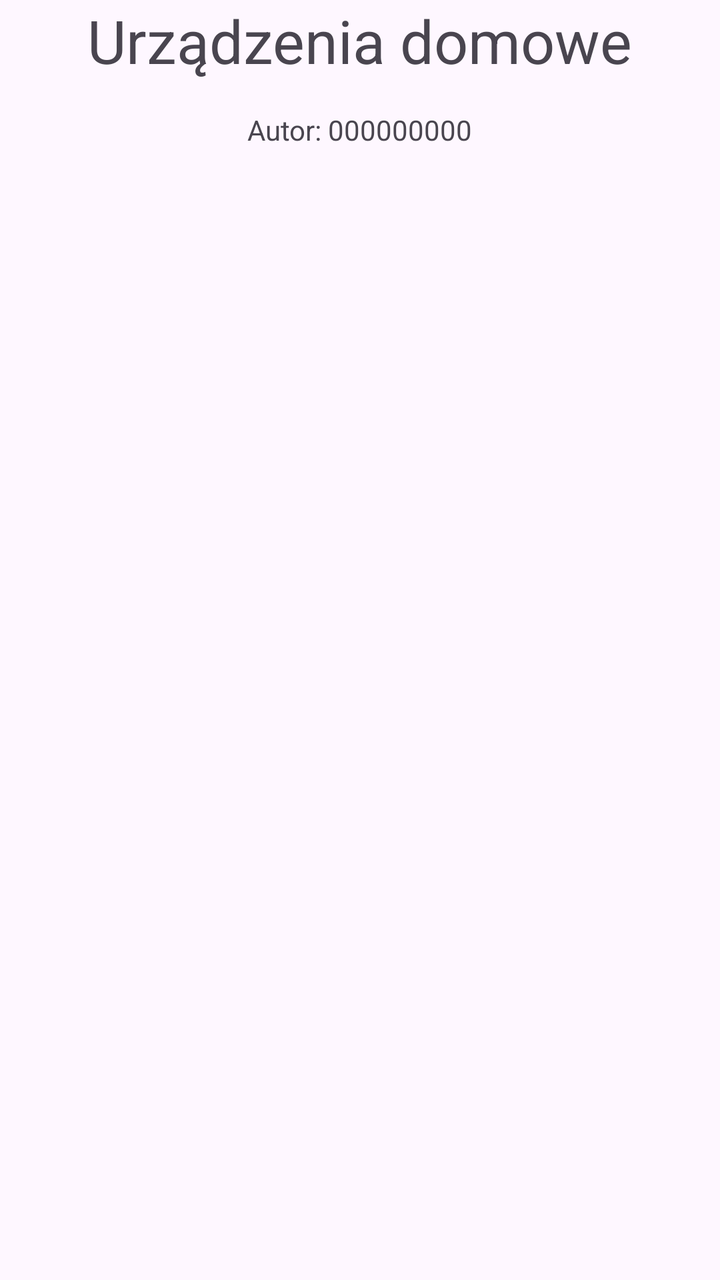
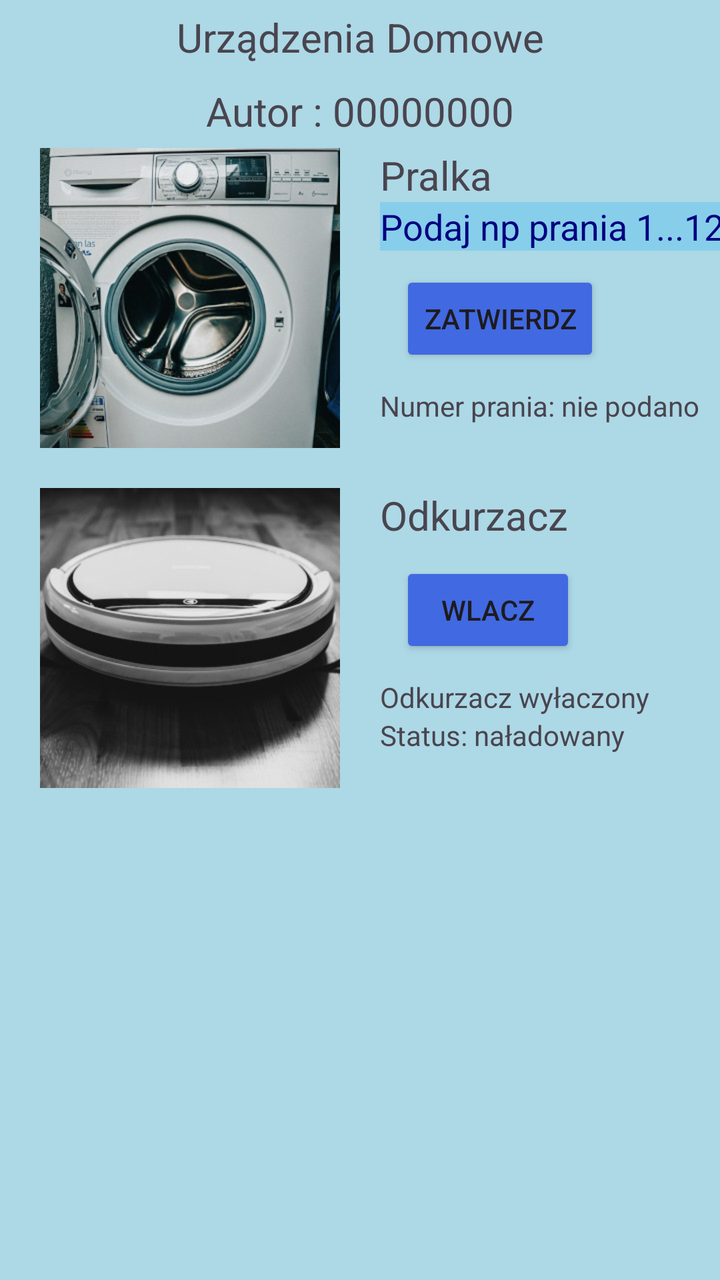

Two renders of the same Android screen: before a commit and after it. Below are the layout's source before the change and the commit's diff.
<!-- AndroidManifest.xml: application theme Theme.KamilPoplawski4pt -->
<!-- res/layout/activity_main.xml -->
<?xml version="1.0" encoding="utf-8"?>
<androidx.constraintlayout.widget.ConstraintLayout xmlns:android="http://schemas.android.com/apk/res/android"
    xmlns:app="http://schemas.android.com/apk/res-auto"
    xmlns:tools="http://schemas.android.com/tools"
    android:id="@+id/main"
    android:layout_width="match_parent"
    android:layout_height="match_parent"
    tools:context=".MainActivity">

    <LinearLayout
        android:layout_width="match_parent"
        android:layout_height="match_parent"
        android:orientation="vertical"
        >

        <TextView
            android:id="@+id/textView3"
            android:layout_width="wrap_content"
            android:layout_height="wrap_content"
            android:layout_gravity="center"
            android:text="Urządzenia domowe"
            android:textSize="30dp" />

        <TextView
            android:id="@+id/textView4"
            android:layout_width="wrap_content"
            android:layout_height="wrap_content"
            android:layout_gravity="center"
            android:layout_marginTop="15sp"
            android:text="Autor: 000000000" />

        <LinearLayout
            android:layout_width="match_parent"
            android:layout_height="wrap_content"
            android:orientation="horizontal"></LinearLayout>

    </LinearLayout>
</androidx.constraintlayout.widget.ConstraintLayout>
<!-- resources referenced by this layout -->
<resources>
  <style name="Theme.KamilPoplawski4pt" parent="Base.Theme.KamilPoplawski4pt" />
  <style name="Base.Theme.KamilPoplawski4pt" parent="Theme.Material3.DayNight.NoActionBar">
          
          
      </style>
</resources>

<!-- the commit's change to res/layout/activity_main.xml (unified diff, before → after) -->
@@ -5,34 +5,145 @@
     android:id="@+id/main"
     android:layout_width="match_parent"
     android:layout_height="match_parent"
+    android:background="#ADD8E6"
     tools:context=".MainActivity">
 
     <LinearLayout
         android:layout_width="match_parent"
-        android:layout_height="match_parent"
+        android:layout_height="wrap_content"
         android:orientation="vertical"
-        >
+        app:layout_constraintTop_toTopOf="parent">
 
         <TextView
-            android:id="@+id/textView3"
-            android:layout_width="wrap_content"
+            android:id="@+id/tvTitle"
+            android:layout_width="match_parent"
             android:layout_height="wrap_content"
-            android:layout_gravity="center"
-            android:text="Urządzenia domowe"
-            android:textSize="30dp" />
+            android:layout_margin="5dp"
+            android:gravity="center"
+            android:textSize="20sp"
+            android:text="Urządzenia Domowe" />
 
         <TextView
-            android:id="@+id/textView4"
-            android:layout_width="wrap_content"
+            android:id="@+id/tvAutor"
+            android:layout_width="match_parent"
             android:layout_height="wrap_content"
-            android:layout_gravity="center"
-            android:layout_marginTop="15sp"
-            android:text="Autor: 000000000" />
+            android:layout_margin="5dp"
+            android:gravity="center"
+            android:textSize="20sp"
+            android:text="Autor : 00000000" />
 
         <LinearLayout
             android:layout_width="match_parent"
             android:layout_height="wrap_content"
-            android:orientation="horizontal"></LinearLayout>
+            android:orientation="horizontal">
+
+            <ImageView
+                android:id="@+id/imgVPralka"
+                android:layout_width="wrap_content"
+                android:layout_height="150dp"
+                android:layout_marginLeft="20dp"
+                android:layout_marginRight="20dp"
+                android:layout_marginBottom="20dp"
+                android:layout_marginTop="0dp"
+                android:adjustViewBounds="true"
+                app:srcCompat="@drawable/pralka" />
+
+            <LinearLayout
+                android:layout_width="match_parent"
+                android:layout_height="wrap_content"
+                android:layout_weight="1"
+                android:orientation="vertical">
+
+                <TextView
+                    android:id="@+id/tvPralka"
+                    android:layout_width="wrap_content"
+                    android:layout_height="wrap_content"
+                    android:textSize="20sp"
+                    android:text="Pralka" />
+
+                <EditText
+                    android:id="@+id/eTPralka"
+                    android:layout_width="match_parent"
+                    android:layout_height="wrap_content"
+                    android:background="#87CEEB"
+                    android:textColor="#000080"
+                    android:textColorHint="#000080"
+                    android:hint="Podaj np prania 1...12"
+                    android:inputType="text"
+                    android:text="" />
+
+                <Button
+                    android:id="@+id/btnPralka"
+                    android:layout_width="wrap_content"
+                    android:layout_height="wrap_content"
+                    android:layout_margin="10dp"
+                    android:backgroundTint="#4169E1"
+                    android:text="Zatwierdz"
+                    />
+
+                <TextView
+                    android:id="@+id/tvNumber"
+                    android:layout_width="wrap_content"
+                    android:layout_height="wrap_content"
+                    android:text="Numer prania: nie podano" />
+            </LinearLayout>
+
+        </LinearLayout>
+
+        <LinearLayout
+            android:layout_width="match_parent"
+            android:layout_height="wrap_content"
+            android:orientation="horizontal">
+
+            <ImageView
+                android:id="@+id/imgVOdkurzacz"
+                android:layout_width="wrap_content"
+                android:layout_height="150dp"
+                android:layout_marginLeft="20dp"
+                android:layout_marginRight="20dp"
+                android:layout_marginBottom="20dp"
+                android:layout_marginTop="0dp"
+                android:adjustViewBounds="true"
+                app:srcCompat="@drawable/odkurzacz" />
+
+            <LinearLayout
+                android:layout_width="match_parent"
+                android:layout_height="wrap_content"
+                android:layout_weight="1"
+                android:orientation="vertical">
+
+                <TextView
+                    android:id="@+id/tVOdkurzaczTitle"
+                    android:layout_width="wrap_content"
+                    android:layout_height="wrap_content"
+                    android:textSize="20sp"
+                    android:text="Odkurzacz" />
+
+                <Button
+                    android:id="@+id/btnWlacz"
+                    android:layout_width="wrap_content"
+                    android:layout_height="wrap_content"
+                    android:layout_margin="10dp"
+                    android:backgroundTint="#4169E1"
+                    android:text="Wlacz" />
+
+                <TextView
+                    android:id="@+id/tVOdkurzaczStatus"
+                    android:layout_width="wrap_content"
+                    android:layout_height="wrap_content"
+                    android:text="Odkurzacz wyłaczony"
+
+                    />
+
+                <TextView
+                    android:id="@+id/tVStatus"
+                    android:layout_width="wrap_content"
+                    android:layout_height="wrap_content"
+                    android:text="Status: naładowany" />
+            </LinearLayout>
+
+        </LinearLayout>
 
     </LinearLayout>
+
 </androidx.constraintlayout.widget.ConstraintLayout>
<!-- resource entries referenced after the edit -->
@@ -1,5 +1,7 @@
 <!-- resources referenced by this layout -->
 <resources>
+  <!-- drawable odkurzacz: jpg bitmap (drawable, 30025 bytes) -->
+  <!-- drawable pralka: jpg bitmap (drawable, 55268 bytes) -->
   <style name="Theme.KamilPoplawski4pt" parent="Base.Theme.KamilPoplawski4pt" />
   <style name="Base.Theme.KamilPoplawski4pt" parent="Theme.Material3.DayNight.NoActionBar">
           
